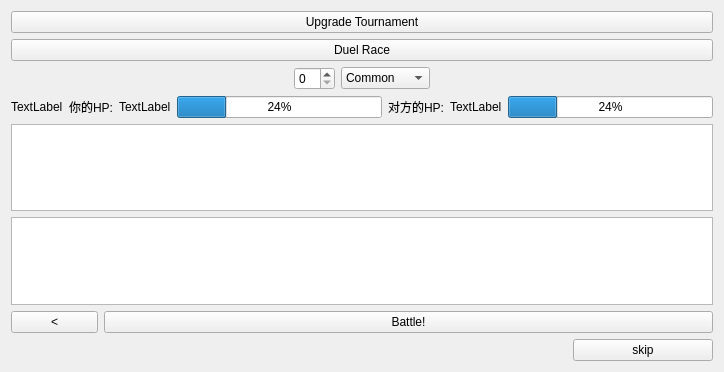
Old version of the form Client/battle.ui in the repository Shantom/PokeMon.
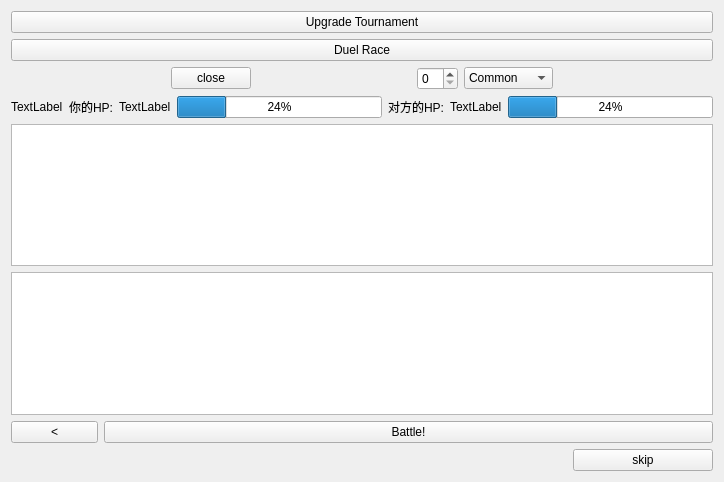
New version of the form.

The edit to the form file:
```diff
--- a/Client/battle.ui
+++ b/Client/battle.ui
@@ -7,13 +7,26 @@
     <x>0</x>
     <y>0</y>
     <width>724</width>
-    <height>372</height>
+    <height>482</height>
    </rect>
   </property>
   <property name="windowTitle">
    <string>Form</string>
   </property>
   <layout class="QVBoxLayout" name="verticalLayout">
+   <item>
+    <spacer name="verticalSpacer">
+     <property name="orientation">
+      <enum>Qt::Vertical</enum>
+     </property>
+     <property name="sizeHint" stdset="0">
+      <size>
+       <width>20</width>
+       <height>40</height>
+      </size>
+     </property>
+    </spacer>
+   </item>
    <item>
     <widget class="QPushButton" name="pushButton_UpTour">
      <property name="text">
@@ -28,8 +41,41 @@
      </property>
     </widget>
    </item>
+   <item>
+    <spacer name="verticalSpacer_2">
+     <property name="orientation">
+      <enum>Qt::Vertical</enum>
+     </property>
+     <property name="sizeHint" stdset="0">
+      <size>
+       <width>20</width>
+       <height>40</height>
+      </size>
+     </property>
+    </spacer>
+   </item>
    <item>
     <layout class="QHBoxLayout" name="horizontalLayout_4">
+     <item>
+      <spacer name="horizontalSpacer_4">
+       <property name="orientation">
+        <enum>Qt::Horizontal</enum>
+       </property>
+       <property name="sizeHint" stdset="0">
+        <size>
+         <width>40</width>
+         <height>20</height>
+        </size>
+       </property>
+      </spacer>
+     </item>
+     <item>
+      <widget class="QPushButton" name="pushButton_close">
+       <property name="text">
+        <string>close</string>
+       </property>
+      </widget>
+     </item>
      <item>
       <spacer name="horizontalSpacer_2">
        <property name="orientation">
@@ -148,6 +194,9 @@
     <layout class="QHBoxLayout" name="horizontalLayout" stretch="1,7">
      <item>
       <widget class="QPushButton" name="pushButton_back">
+       <property name="styleSheet">
+        <string notr="true">font: italic 24pt &quot;Noto Sans&quot;;</string>
+       </property>
        <property name="text">
         <string>&lt;</string>
        </property>
@@ -155,6 +204,9 @@
      </item>
      <item>
       <widget class="QPushButton" name="pushButton_Battle">
+       <property name="styleSheet">
+        <string notr="true">font: italic 24pt &quot;Noto Sans&quot;;</string>
+       </property>
        <property name="text">
         <string>Battle!</string>
        </property>
```
Left out of the diff: 18 changed lines with no effect on the pictures.
